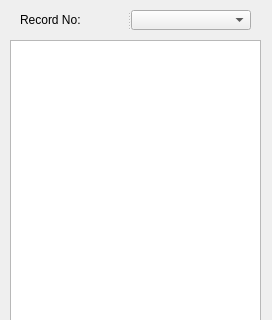
This is Suntec/QgisPyPlugin/RdbViewer/GuideInfoCommonDlgDesign.ui in 15831944/tphProjects as Qt 5 draws it before an edit; both pictures show x 0 to 272 and y 0 to 320 of the 272 by 507 pixel window. The edited form follows.
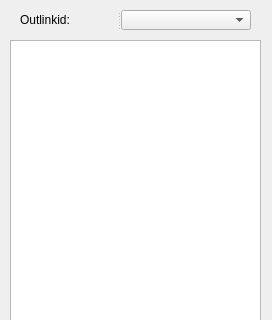
This is the edited form.

```diff
--- a/Suntec/QgisPyPlugin/RdbViewer/GuideInfoCommonDlgDesign.ui
+++ b/Suntec/QgisPyPlugin/RdbViewer/GuideInfoCommonDlgDesign.ui
@@ -61,7 +61,7 @@
    </property>
    <widget class="QLabel" name="label">
     <property name="text">
-     <string>Record No: </string>
+     <string>Outlinkid: </string>
     </property>
    </widget>
    <widget class="QComboBox" name="comboBoxRecordNo"/>
```
Left out of the diff: 4 changed lines with no effect on the pictures.
